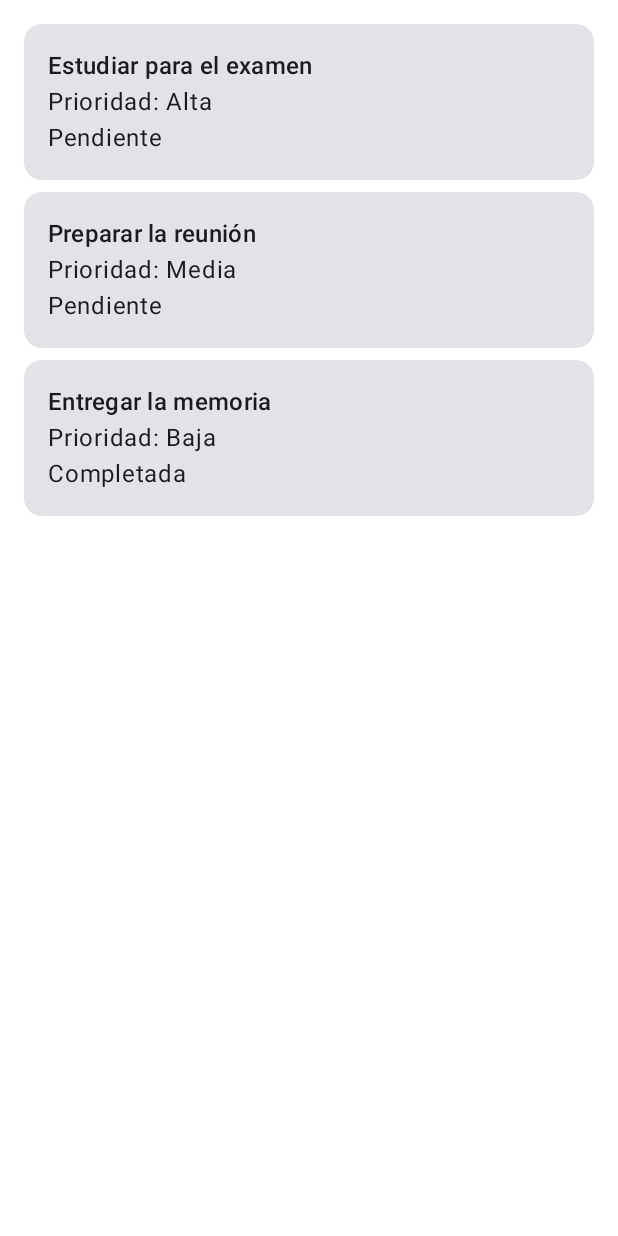
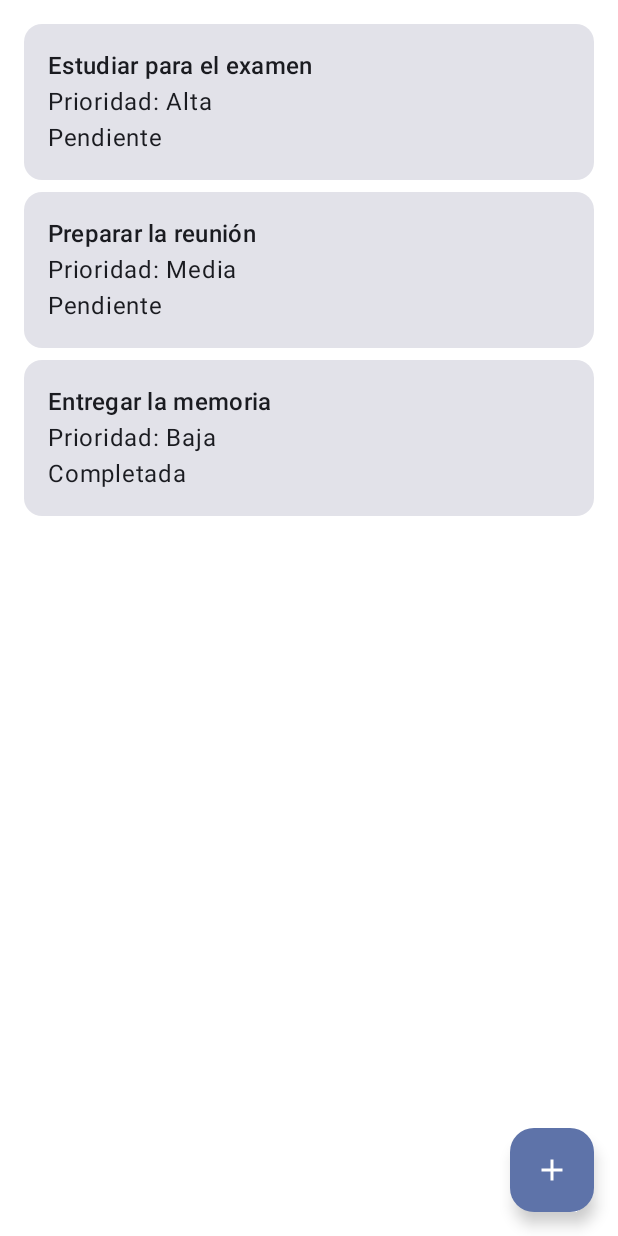
Before and after one commit to joaquintorrubia/Gestor_Tareas, an Android app built with Jetpack Compose: the @Preview function ListaTareasConDatosPreview, on a phone screen of 412 x 824 dp. Run offline under Robolectric (Android 15) with nearby library versions, the phone set to English and light mode, and no system bars.

Commit message:
creacion Listatareas, FormulariotareasScreen ic_anadir , Pantalla

```diff
--- a/app/src/main/java/com/joaquin/gestor_tareas_pmm/ui/screens/ListaTareasScreen.kt
+++ b/app/src/main/java/com/joaquin/gestor_tareas_pmm/ui/screens/ListaTareasScreen.kt
@@ -10,13 +10,17 @@ import androidx.compose.foundation.layout.padding
 import androidx.compose.foundation.lazy.LazyColumn
 import androidx.compose.foundation.lazy.items
 import androidx.compose.material3.Card
+import androidx.compose.material3.FloatingActionButton
+import androidx.compose.material3.Icon
 import androidx.compose.material3.MaterialTheme
 import androidx.compose.material3.Text
 import androidx.compose.runtime.Composable
 import androidx.compose.ui.Alignment
 import androidx.compose.ui.Modifier
+import androidx.compose.ui.res.painterResource
 import androidx.compose.ui.tooling.preview.Preview
 import androidx.compose.ui.unit.dp
+import com.joaquin.gestor_tareas_pmm.R
 import com.joaquin.gestor_tareas_pmm.model.Prioridad
 import com.joaquin.gestor_tareas_pmm.model.Tarea
 import com.joaquin.gestor_tareas_pmm.ui.theme.Gestor_Tareas_PMMTheme
@@ -32,49 +36,43 @@ fun TarjetaTarea(tarea: Tarea, modifier: Modifier = Modifier) {
     }
 }
 
+@Composable
+fun ListaTareasScreen(
+    tareas: List<Tarea>,
+    onAnadirClick: () -> Unit,
+    modifier: Modifier = Modifier
+) {
+    Box(modifier = modifier.fillMaxSize()) {
 
-@Composable
-fun ListaTareasScreen(tareas: List<Tarea>, modifier: Modifier = Modifier) {
         if (tareas.isEmpty()) {
-        Box(
-            modifier = modifier.fillMaxSize(),
-            contentAlignment = Alignment.Center
-        ) {
             Text(
                 text = "No hay tareas. ¡Añade la primera!",
-                style = MaterialTheme.typography.bodyLarge
+                style = MaterialTheme.typography.bodyLarge,
+                modifier = Modifier.align(Alignment.Center)
             )
-        }
         } else {
             LazyColumn(
-            modifier = modifier.fillMaxSize(),
+                modifier = Modifier.fillMaxSize(),
                 contentPadding = PaddingValues(16.dp),
                 verticalArrangement = Arrangement.spacedBy(8.dp)
             ) {
-            items(tareas, key = { it.id }) { tarea ->
-                TarjetaTarea(tarea = tarea)
-            }
+                items(tareas, key = { it.id }) {
+                    TarjetaTarea(tarea = it)
                 }
             }
         }
 
-@Preview(showBackground = true)
-@Composable
-fun TarjetaTareaPendientePreview() {
-    Gestor_Tareas_PMMTheme {
-        TarjetaTarea(
-            tarea = Tarea(id = 1, titulo = "Estudiar para el examen", prioridad = Prioridad.ALTA)
+        FloatingActionButton(
+            onClick = onAnadirClick,
+            modifier = Modifier
+                .align(Alignment.BottomEnd)
+                .padding(16.dp)
+        ) {
+            Icon(
+                painter = painterResource(R.drawable.ic_anadir),
+                contentDescription = "Añadir tarea"
             )
         }
-}
-
-@Preview(showBackground = true)
-@Composable
-fun TarjetaTareaCompletadaPreview() {
-    Gestor_Tareas_PMMTheme {
-        TarjetaTarea(
-            tarea = Tarea(id = 2, titulo = "Entregar la memoria", prioridad = Prioridad.BAJA, completada = true)
-        )
     }
 }
 
@@ -87,7 +85,8 @@ fun ListaTareasConDatosPreview() {
                 Tarea(id = 1, titulo = "Estudiar para el examen", prioridad = Prioridad.ALTA),
                 Tarea(id = 2, titulo = "Preparar la reunión", prioridad = Prioridad.MEDIA),
                 Tarea(id = 3, titulo = "Entregar la memoria", prioridad = Prioridad.BAJA, completada = true)
-            )
+            ),
+            onAnadirClick = {}
         )
     }
 }
@@ -96,6 +95,6 @@ fun ListaTareasConDatosPreview() {
 @Composable
 fun ListaTareasVaciaPreview() {
     Gestor_Tareas_PMMTheme {
-        ListaTareasScreen(tareas = emptyList())
+        ListaTareasScreen(tareas = emptyList(), onAnadirClick = {})
     }
 }
--- /dev/null
+++ b/app/src/main/res/drawable/ic_anadir.xml
@@ -0,0 +1,20 @@
+<!--
+  ~ Copyright (C) 2026 The Android Open Source Project
+  ~
+  ~ Licensed under the Apache License, Version 2.0 (the "License");
+  ~ you may not use this file except in compliance with the License.
+  ~ You may obtain a copy of the License at
+  ~
+  ~      http://www.apache.org/licenses/LICENSE-2.0
+  ~
+  ~ Unless required by applicable law or agreed to in writing, software
+  ~ distributed under the License is distributed on an "AS IS" BASIS,
+  ~ WITHOUT WARRANTIES OR CONDITIONS OF ANY KIND, either express or implied.
+  ~ See the License for the specific language governing permissions and
+  ~ limitations under the License.
+  -->
+<vector xmlns:android="http://schemas.android.com/apk/res/android" android:height="24dp" android:tint="#000000" android:viewportHeight="24" android:viewportWidth="24" android:width="24dp">
+
+    <path android:fillColor="@android:color/white" android:pathData="M19,13h-6v6h-2v-6H5v-2h6V5h2v6h6v2z"/>
+
+</vector>
```
Also changed, not shown: app/src/main/java/com/joaquin/gestor_tareas_pmm/MainActivity.kt (+43 -4 lines), app/src/main/java/com/joaquin/gestor_tareas_pmm/ui/TareasViewModel.kt (+24 -0 lines), app/src/main/java/com/joaquin/gestor_tareas_pmm/ui/pantalla.kt (added, +7 -0 lines), app/src/main/java/com/joaquin/gestor_tareas_pmm/ui/screens/FormularioTareaScreen.kt (added, +157 -0 lines). Lines whose indentation alone changed are shown as unchanged.
